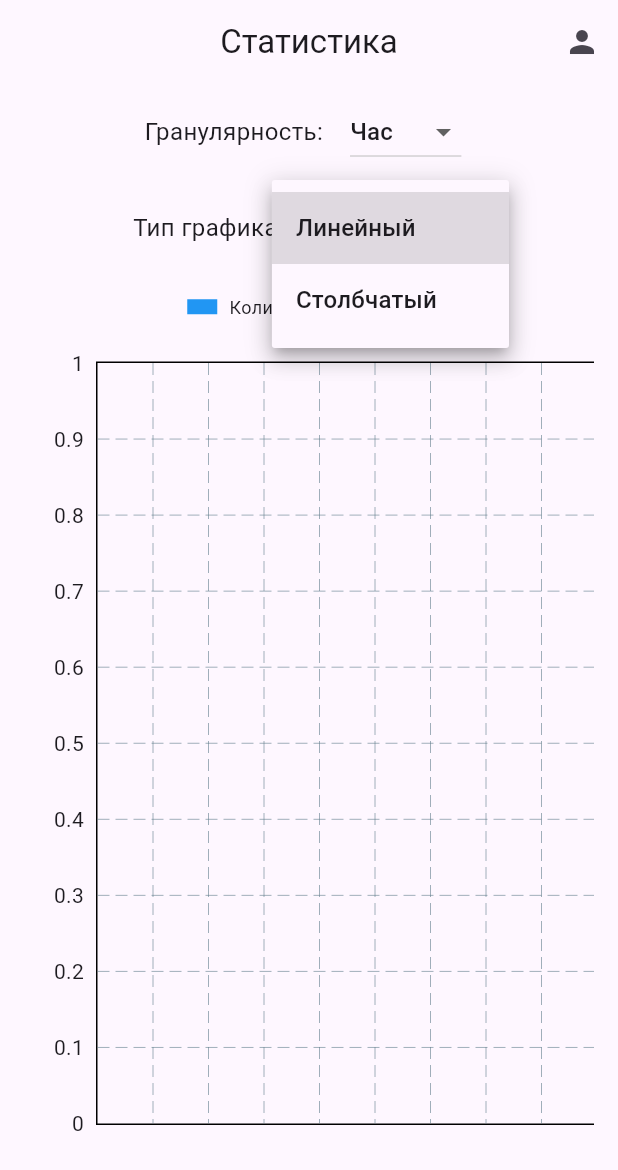
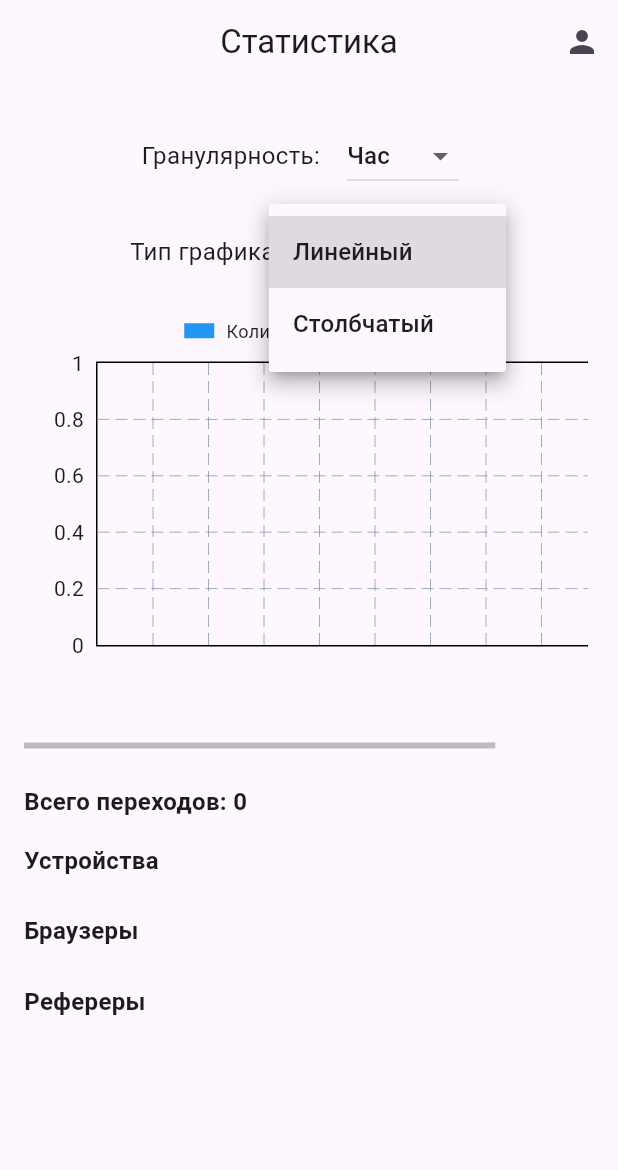
Before and after one commit to JustAEro/stud-short-url-mobile, a Flutter app: the StatisticsPage screen opened directly with empty values, after a tap on "Час", after a tap on "Линейный", on a phone screen of 412 x 824 dp. Shown: the top 1170 px of the screen. Run offline on Flutter 3.47's test engine with Material 3 defaults, Android fonts, the light colour scheme and no system bars; drawn by our look-alikes of fl_chart; our stand-ins replace flutter_dotenv, qr_flutter, share_plus, shared_preferences; accounts and stored records are empty; network calls fail.

Commit message:
feat: fix right x label problem in line chart

```diff
--- a/lib/pages/statistics_page.dart
+++ b/lib/pages/statistics_page.dart
@@ -6,6 +6,7 @@ import 'dart:convert';
 
 import 'package:stud_short_url_mobile/services/auth_service.dart';
 import 'package:stud_short_url_mobile/widgets/authenticated_app_bar.dart';
+import 'package:stud_short_url_mobile/widgets/build_stats_section.dart';
 
 class StatisticsPage extends StatefulWidget {
   final String linkId;
@@ -27,11 +28,25 @@ class _StatisticsPageState extends State<StatisticsPage> {
   String _timeScale = 'hour';
   String _chartType = 'line';
   bool _isLoading = true;
+  Map<String, int> _deviceStats = {};
+  Map<String, int> _browserStats = {};
+  Map<String, int> _referrerStats = {};
+  int _totalClicks = 0;
+
+  final ScrollController _horizontalScrollController = ScrollController();
+  final ScrollController _verticalScrollController = ScrollController();
 
   @override
   void initState() {
     super.initState();
     _fetchStatistics();
+  }
+
+  @override
+  void dispose() {
+    _horizontalScrollController.dispose();
+    _verticalScrollController.dispose();
+    super.dispose();
   }
 
   Future<void> _fetchStatistics() async {
@@ -68,6 +83,32 @@ class _StatisticsPageState extends State<StatisticsPage> {
           const SnackBar(content: Text('Ошибка загрузки статистики')),
         );
       }
+
+      final detailsResponse = await http.get(
+        Uri.parse(
+          '${dotenv.env['API_URL']}/api/v1/link-stat/${widget.shortKey}/details',
+        ),
+        headers: {'Authorization': 'Bearer $token'},
+      );
+
+      if (detailsResponse.statusCode == 200) {
+        final stats = json.decode(detailsResponse.body);
+        setState(() {
+          _totalClicks = stats['total'];
+          _deviceStats = {
+            for (var item in stats['byDevice'])
+              item['deviceType']: item['_count']['_all'],
+          };
+          _browserStats = {
+            for (var item in stats['byBrowser'])
+              item['browser']: item['_count']['_all'],
+          };
+          _referrerStats = {
+            for (var item in stats['byReferrer'])
+              item['referrer'] ?? 'Unknown': item['_count']['_all'],
+          };
+        });
+      }
     } catch (e) {
       if (!mounted) return;
 
@@ -94,7 +135,17 @@ class _StatisticsPageState extends State<StatisticsPage> {
       body:
           _isLoading
               ? const Center(child: CircularProgressIndicator())
-              : Column(
+              : Padding(
+                padding: const EdgeInsets.only(right: 4.0),
+                child: Scrollbar(
+                  thumbVisibility: true,
+                  interactive: true,
+                  controller: _verticalScrollController,
+                  child: SingleChildScrollView(
+                    controller: _verticalScrollController,
+                    padding: const EdgeInsets.all(16.0),
+                    child: Column(
+                      crossAxisAlignment: CrossAxisAlignment.start,
                       children: [
                         Row(
                           mainAxisAlignment: MainAxisAlignment.center,
@@ -121,8 +172,14 @@ class _StatisticsPageState extends State<StatisticsPage> {
                                   }
                                 },
                                 items: const [
-                            DropdownMenuItem(value: 'hour', child: Text('Час')),
-                            DropdownMenuItem(value: 'day', child: Text('День')),
+                                  DropdownMenuItem(
+                                    value: 'hour',
+                                    child: Text('Час'),
+                                  ),
+                                  DropdownMenuItem(
+                                    value: 'day',
+                                    child: Text('День'),
+                                  ),
                                   DropdownMenuItem(
                                     value: 'month',
                                     child: Text('Месяц'),
@@ -189,22 +246,26 @@ class _StatisticsPageState extends State<StatisticsPage> {
                           ),
                         ),
 
-                  Expanded(
-                    child: Padding(
-                      padding: const EdgeInsets.all(16.0),
+                        Scrollbar(
+                          thumbVisibility: true,
+                          interactive: true,
+                          controller: _horizontalScrollController,
+                          scrollbarOrientation: ScrollbarOrientation.bottom,
                           child: SingleChildScrollView(
-                        padding: EdgeInsets.all(8.0),
+                            padding: EdgeInsets.fromLTRB(8, 8, 30, 8),
                             scrollDirection: Axis.horizontal,
                             child: SizedBox(
                               width:
-                              _labels.length * 120.0 <
+                                  (_labels.length * 120.0) <
                                           MediaQuery.of(context).size.width
                                       ? MediaQuery.of(context).size.width
                                       : _labels.length * 120.0,
+                              height: 250,
                               child:
                                   _chartType == 'line'
                                       ? LineChart(
                                         LineChartData(
+                                          clipData: FlClipData.none(),
                                           gridData: FlGridData(show: true),
                                           titlesData: FlTitlesData(
                                             leftTitles: AxisTitles(
@@ -229,28 +290,41 @@ class _StatisticsPageState extends State<StatisticsPage> {
                                                 interval: 1,
                                                 getTitlesWidget: (value, meta) {
                                                   int index = value.toInt();
-                                              return index >= 0 &&
-                                                      index < _labels.length
-                                                  ? RotatedBox(
-                                                    quarterTurns:
-                                                        0, // Поворот подписей на 45 градусов
-                                                    child: Container(
-                                                      padding:
-                                                          const EdgeInsets.all(
-                                                            8.0,
+
+                                                  // Добавляем строгую проверку на целое значение
+                                                  if (value % 1 != 0) {
+                                                    return const SizedBox.shrink();
+                                                  }
+                                                  if (index < 0 ||
+                                                      index >= _labels.length) {
+                                                    return const SizedBox.shrink();
+                                                  }
+
+                                                  return Padding(
+                                                    padding: EdgeInsets.only(
+                                                      top: 8.0,
+                                                      bottom: 8.0,
+                                                      left: 4.0,
+                                                      right:
+                                                          index ==
+                                                                  _labels.length -
+                                                                      1
+                                                              ? 20.0
+                                                              : 4.0,
                                                     ),
                                                     child: Text(
                                                       _labels[index],
                                                       style: const TextStyle(
                                                         fontSize: 8,
                                                       ),
+                                                      textAlign:
+                                                          TextAlign.center,
                                                     ),
-                                                    ),
-                                                  )
-                                                  : const SizedBox.shrink();
+                                                  );
                                                 },
+
                                                 reservedSize:
-                                                50, // Увеличиваем пространство для меток по оси X
+                                                    60, // Увеличиваем пространство для меток по оси X
                                               ),
                                             ),
                                           ),
@@ -263,14 +337,16 @@ class _StatisticsPageState extends State<StatisticsPage> {
                                               color: Colors.blue,
                                               belowBarData: BarAreaData(
                                                 show: false,
-                                            color: Colors.blue.withOpacity(0.3),
+                                                color: Colors.blue.withOpacity(
+                                                  0.3,
+                                                ),
                                               ),
                                             ),
                                           ],
                                           minX: 0,
                                           maxX:
                                               _chartData.isNotEmpty
-                                              ? _chartData.length - 1
+                                                  ? _chartData.length - 1.0
                                                   : 1,
                                           minY: 0,
                                           maxY:
@@ -278,7 +354,8 @@ class _StatisticsPageState extends State<StatisticsPage> {
                                                   ? _chartData
                                                           .map((e) => e.y)
                                                           .reduce(
-                                                        (a, b) => a > b ? a : b,
+                                                            (a, b) =>
+                                                                a > b ? a : b,
                                                           ) +
                                                       1
                                                   : 1,
@@ -323,7 +400,8 @@ class _StatisticsPageState extends State<StatisticsPage> {
                                                               ),
                                                           child: Text(
                                                             _labels[index],
-                                                        style: const TextStyle(
+                                                            style:
+                                                                const TextStyle(
                                                                   fontSize: 8,
                                                                 ),
                                                           ),
@@ -356,8 +434,25 @@ class _StatisticsPageState extends State<StatisticsPage> {
                             ),
                           ),
                         ),
+
+                        const SizedBox(height: 24),
+
+                        Text(
+                          'Всего переходов: $_totalClicks',
+                          style: const TextStyle(
+                            fontSize: 16,
+                            fontWeight: FontWeight.bold,
                           ),
+                        ),
+
+                        const SizedBox(height: 16),
+                        buildStatsSection('Устройства', _deviceStats),
+                        buildStatsSection('Браузеры', _browserStats),
+                        buildStatsSection('Рефереры', _referrerStats),
                       ],
+                    ),
+                  ),
+                ),
               ),
     );
   }
--- /dev/null
+++ b/lib/widgets/build_stats_section.dart
@@ -0,0 +1,16 @@
+import 'package:flutter/material.dart';
+
+Widget buildStatsSection(String title, Map<String, int> data) {
+  return Column(
+    crossAxisAlignment: CrossAxisAlignment.start,
+    children: [
+      Text(
+        title,
+        style: const TextStyle(fontSize: 16, fontWeight: FontWeight.bold),
+      ),
+      const SizedBox(height: 8),
+      ...data.entries.map((entry) => Text('${entry.key}: ${entry.value}')),
+      const SizedBox(height: 16),
+    ],
+  );
+}
```
Lines whose indentation alone changed are shown as unchanged.
